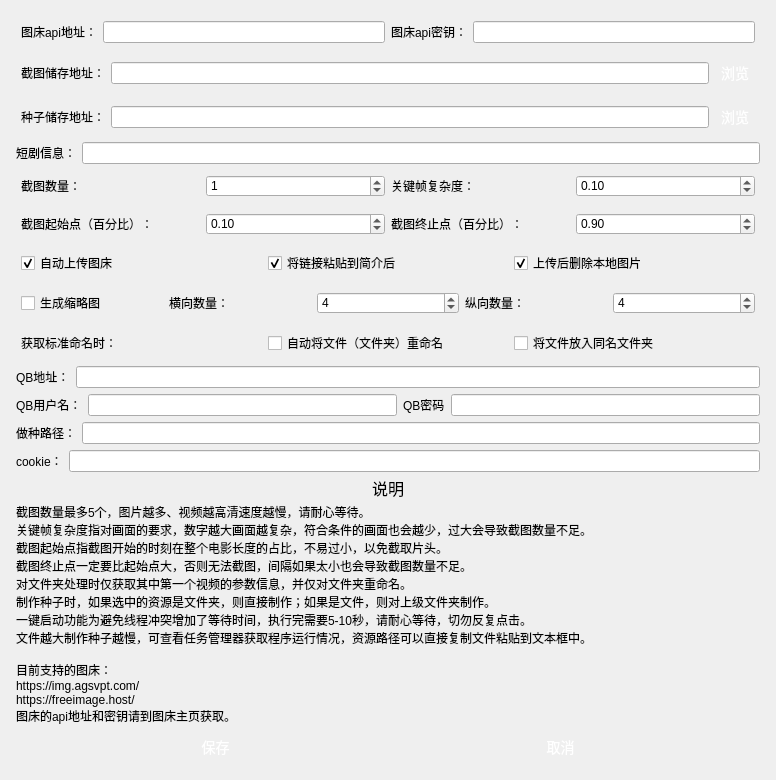
waidosia/ph-bjd-playlet, file ui/settings.ui: the form before one commit.
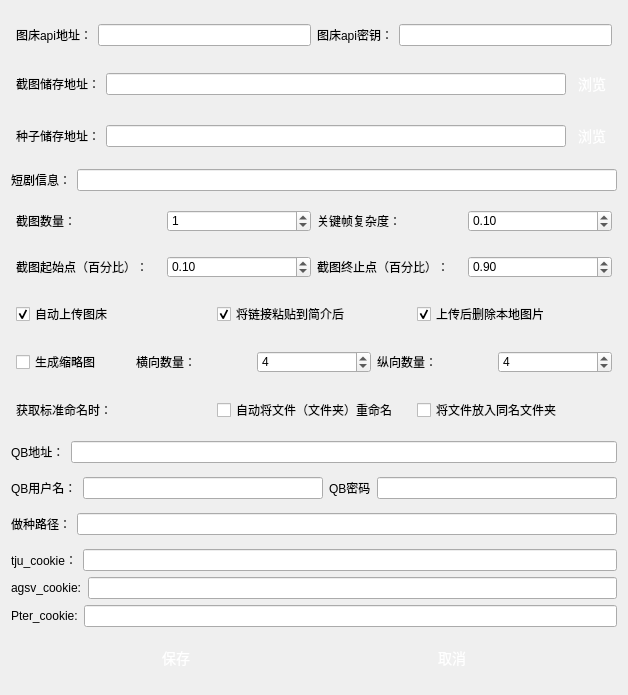
The form after the commit.

Commit message: 完善功能

The edit to the form file:
```diff
--- a/ui/settings.ui
+++ b/ui/settings.ui
@@ -6,8 +6,8 @@
    <rect>
     <x>0</x>
     <y>0</y>
-    <width>776</width>
-    <height>735</height>
+    <width>628</width>
+    <height>695</height>
    </rect>
   </property>
   <property name="windowTitle">
@@ -15,20 +15,6 @@
   </property>
   <layout class="QGridLayout" name="gridLayout">
    <item row="0" column="0">
-    <layout class="QVBoxLayout" name="verticalLayout">
-     <property name="leftMargin">
-      <number>5</number>
-     </property>
-     <property name="topMargin">
-      <number>5</number>
-     </property>
-     <property name="rightMargin">
-      <number>5</number>
-     </property>
-     <property name="bottomMargin">
-      <number>5</number>
-     </property>
-     <item>
       <layout class="QHBoxLayout" name="horizontalLayout_4">
        <property name="leftMargin">
         <number>5</number>
@@ -181,7 +167,7 @@
        </item>
       </layout>
      </item>
-     <item>
+   <item row="1" column="0">
       <layout class="QHBoxLayout" name="horizontalLayout_2">
        <property name="leftMargin">
         <number>5</number>
@@ -305,7 +291,7 @@
        </item>
       </layout>
      </item>
-     <item>
+   <item row="2" column="0">
       <layout class="QHBoxLayout" name="horizontalLayout_3">
        <property name="leftMargin">
         <number>5</number>
@@ -429,7 +415,7 @@
        </item>
       </layout>
      </item>
-     <item>
+   <item row="3" column="0">
       <layout class="QHBoxLayout" name="horizontalLayout_14">
        <item>
         <widget class="QLabel" name="label_19">
@@ -443,7 +429,7 @@
        </item>
       </layout>
      </item>
-     <item>
+   <item row="4" column="0">
       <layout class="QHBoxLayout" name="horizontalLayout_7">
        <property name="leftMargin">
         <number>5</number>
@@ -599,7 +585,7 @@
        </item>
       </layout>
      </item>
-     <item>
+   <item row="5" column="0">
       <layout class="QHBoxLayout" name="horizontalLayout_8">
        <property name="leftMargin">
         <number>5</number>
@@ -761,7 +747,7 @@
        </item>
       </layout>
      </item>
-     <item>
+   <item row="6" column="0">
       <layout class="QHBoxLayout" name="horizontalLayout_9">
        <property name="leftMargin">
         <number>5</number>
@@ -882,7 +868,7 @@
        </item>
       </layout>
      </item>
-     <item>
+   <item row="7" column="0">
       <layout class="QHBoxLayout" name="horizontalLayout_11">
        <property name="leftMargin">
         <number>5</number>
@@ -1045,7 +1031,7 @@
        </item>
       </layout>
      </item>
-     <item>
+   <item row="8" column="0">
       <layout class="QHBoxLayout" name="horizontalLayout_10">
        <property name="leftMargin">
         <number>5</number>
@@ -1163,7 +1149,7 @@
        </item>
       </layout>
      </item>
-     <item>
+   <item row="9" column="0">
       <layout class="QHBoxLayout" name="horizontalLayout_6">
        <item>
         <widget class="QLabel" name="label_14">
@@ -1177,7 +1163,7 @@
        </item>
       </layout>
      </item>
-     <item>
+   <item row="10" column="0">
       <layout class="QHBoxLayout" name="horizontalLayout_5">
        <item>
         <widget class="QLabel" name="label_15">
@@ -1201,7 +1187,7 @@
        </item>
       </layout>
      </item>
-     <item>
+   <item row="11" column="0">
       <layout class="QHBoxLayout" name="horizontalLayout_13">
        <item>
         <widget class="QLabel" name="label_18">
@@ -1215,12 +1201,14 @@
        </item>
       </layout>
      </item>
+   <item row="12" column="0">
+    <layout class="QVBoxLayout" name="verticalLayout">
      <item>
       <layout class="QHBoxLayout" name="horizontalLayout_12">
        <item>
         <widget class="QLabel" name="label_17">
          <property name="text">
-          <string>cookie：</string>
+          <string>tju_cookie：</string>
          </property>
         </widget>
        </item>
@@ -1229,78 +1217,37 @@
        </item>
       </layout>
      </item>
+     <item>
+      <layout class="QHBoxLayout" name="horizontalLayout_15">
      <item>
       <widget class="QLabel" name="label_9">
-       <property name="maximumSize">
-        <size>
-         <width>16777215</width>
-         <height>20</height>
-        </size>
-       </property>
-       <property name="font">
-        <font>
-         <pointsize>12</pointsize>
-        </font>
-       </property>
        <property name="text">
-        <string>说明</string>
-       </property>
-       <property name="alignment">
-        <set>Qt::AlignCenter</set>
+          <string>agsv_cookie:</string>
        </property>
       </widget>
      </item>
+       <item>
+        <widget class="QLineEdit" name="agsvCookie"/>
+       </item>
+      </layout>
+     </item>
+     <item>
+      <layout class="QHBoxLayout" name="horizontalLayout_16">
      <item>
       <widget class="QLabel" name="label_11">
-       <property name="maximumSize">
-        <size>
-         <width>16777215</width>
-         <height>220</height>
-        </size>
-       </property>
-       <property name="styleSheet">
-        <string>QPushButton {
-    display: inline-block;
-    padding: 5px 5px;
-    font-size: 16px;
-    cursor: pointer;
-    text-align: center;
-    text-decoration: none;
-    outline: none;
-    color:#fff;
-    background-color: #559e24;
-    border: none;
-    border-radius: 15px;
-    box-shadow: 0 9px #999;
-}
-
-QPushButton:hover {
-background-color: #4a8821;
-}
-
-QPushButton:pressed {
-    background-color: #3c6f1b;
-}
-</string>
-       </property>
        <property name="text">
-        <string>截图数量最多5个，图片越多、视频越高清速度越慢，请耐心等待。
-关键帧复杂度指对画面的要求，数字越大画面越复杂，符合条件的画面也会越少，过大会导致截图数量不足。
-截图起始点指截图开始的时刻在整个电影长度的占比，不易过小，以免截取片头。
-截图终止点一定要比起始点大，否则无法截图，间隔如果太小也会导致截图数量不足。
-对文件夹处理时仅获取其中第一个视频的参数信息，并仅对文件夹重命名。
-制作种子时，如果选中的资源是文件夹，则直接制作；如果是文件，则对上级文件夹制作。
-一键启动功能为避免线程冲突增加了等待时间，执行完需要5-10秒，请耐心等待，切勿反复点击。
-文件越大制作种子越慢，可查看任务管理器获取程序运行情况，资源路径可以直接复制文件粘贴到文本框中。
-
-目前支持的图床：
-https://img.agsvpt.com/
-https://freeimage.host/
-图床的api地址和密钥请到图床主页获取。</string>
+          <string>Pter_cookie:</string>
        </property>
       </widget>
      </item>
      <item>
+        <widget class="QLineEdit" name="pterCookie"/>
+       </item>
+      </layout>
+     </item>
+    </layout>
+   </item>
+   <item row="13" column="0">
       <layout class="QHBoxLayout" name="horizontalLayout">
        <property name="leftMargin">
         <number>30</number>
@@ -1389,8 +1336,6 @@
           <string>取消</string>
          </property>
         </widget>
-       </item>
-      </layout>
      </item>
     </layout>
    </item>
```
Left out of the diff: 2 changed lines with no effect on the pictures. Lines whose indentation alone changed are shown as unchanged. The commit also changes 5 other files.
